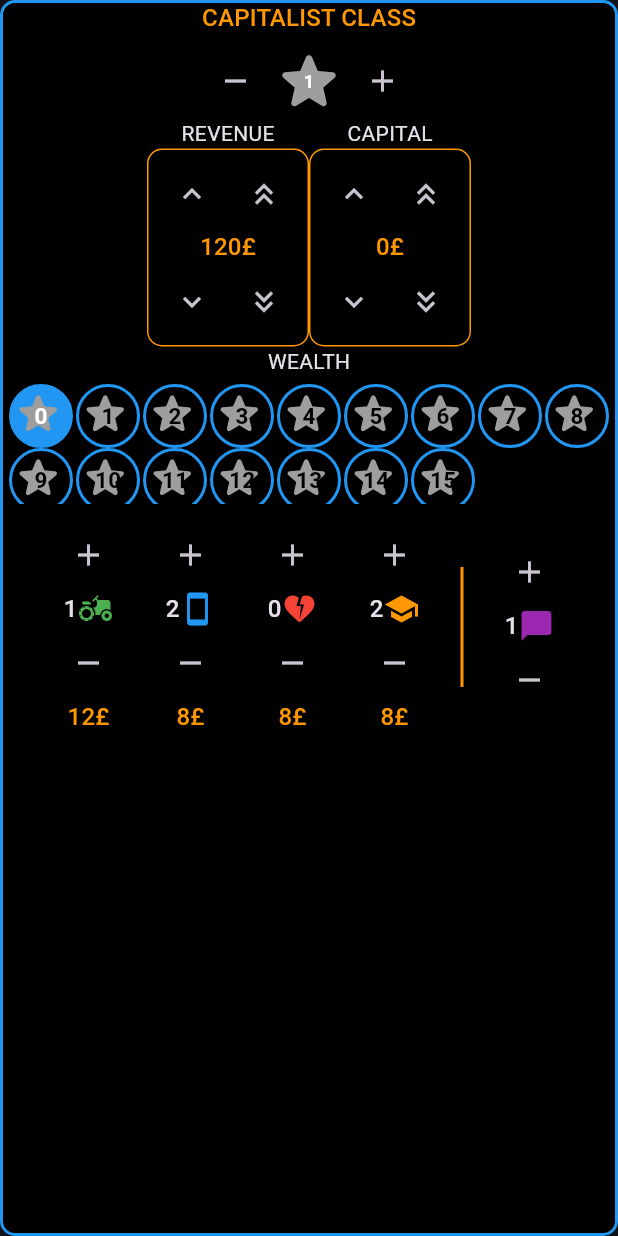
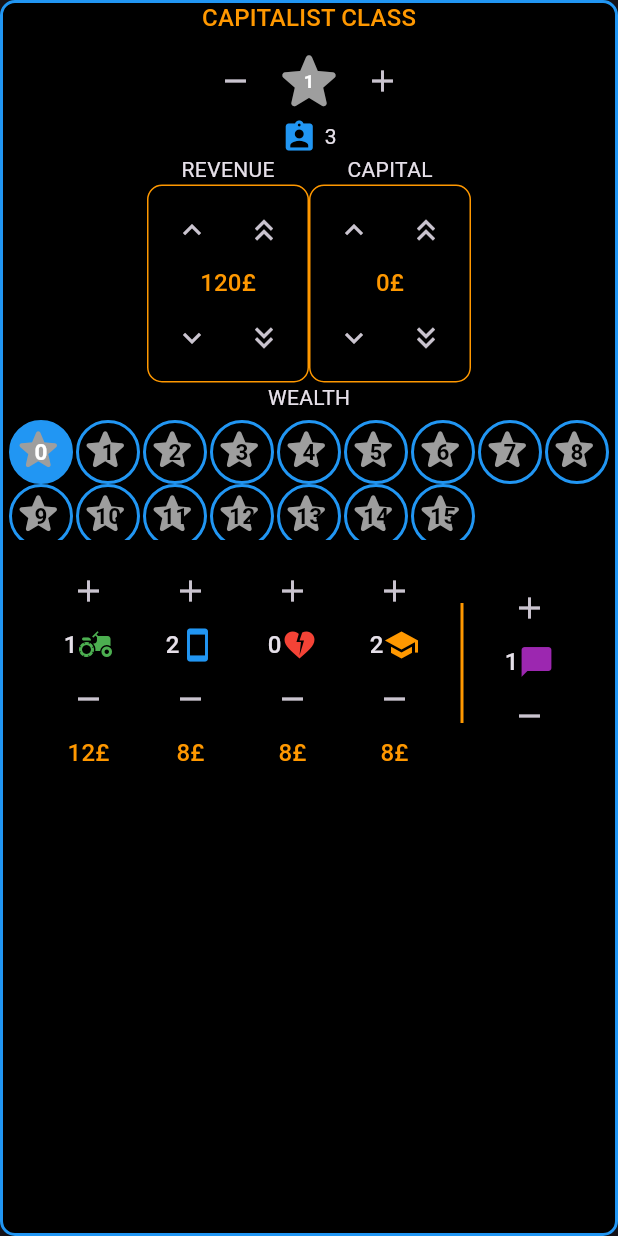
Before and after one commit to dna001/hegemony_automa_helper, a Flutter app: the CapitalistClassBoardWidget widget shown alone on an empty page, opened directly, after a tap on the "add" icon, on a phone screen of 412 x 824 dp. Run offline on Flutter 3.47's test engine with Material 2 defaults, Android fonts, the phone set to English and light mode, and no system bars; our stand-ins replace shared_preferences, sidebarx; accounts and stored records are empty.

Commit message:
Various updates
Added bill markers.
Added round and tax widget.
Added worker count for companies.

```diff
--- a/lib/cc_board_widget.dart
+++ b/lib/cc_board_widget.dart
@@ -44,6 +44,13 @@ class _CapitalistClassBoardState extends State<CapitalistClassBoardWidget> {
                       .copyWith(color: Colors.orange)),
               colDivider,
               VictoryPoints(vpKey: "cc_vp", color: Colors.red),
+              Row(
+                  mainAxisAlignment: MainAxisAlignment.center,
+                  children: <Widget>[
+                    Icon(Icons.assignment_ind, color: Colors.blue),
+                    rowDivider,
+                    Text(boardState.getItem("cc_bill_markers").toString()),
+                  ]),
               Row(
                   mainAxisAlignment: MainAxisAlignment.center,
                   children: <Widget>[
--- a/lib/company_list_widget.dart
+++ b/lib/company_list_widget.dart
@@ -36,11 +36,27 @@ class CompanyListWidget extends StatelessWidget {
         child: Padding(
             padding: const EdgeInsets.fromLTRB(6, 6, 6, 6),
             child: Column(children: <Widget>[
-              Text(title,
-                  style: Theme.of(context)
-                      .textTheme
-                      .titleMedium!
-                      .copyWith(color: Colors.orange)),
+              Row(
+                  mainAxisAlignment: MainAxisAlignment.spaceBetween,
+                  children: <Widget>[
+                    Text(title,
+                        style: Theme.of(context)
+                            .textTheme
+                            .titleMedium!
+                            .copyWith(color: Colors.orange)),
+                    Row(children: <Widget>[
+                      Icon(Icons.person, color: Colors.grey),
+                      Text(boardState
+                          .getNumWorkersInCompanies(
+                              bsKeyBase, cls, ClassName.Worker)
+                          .toString()),
+                      Icon(Icons.engineering, color: Colors.grey),
+                      Text(boardState
+                          .getNumWorkersInCompanies(
+                              bsKeyBase, cls, ClassName.Middle)
+                          .toString()),
+                    ]),
+                  ]),
               colDivider,
               SizedBox(
                 height: 160,
--- a/lib/company_widget.dart
+++ b/lib/company_widget.dart
@@ -104,9 +104,14 @@ class _CompanyWidgetState extends State<CompanyWidget> {
           : (workerType.index >= WorkerType.McUnskilled.index)
               ? Icons.engineering
               : Icons.person;
-      bool isSkilled = (workerType != WorkerType.WcUnskilled &&
+      bool isSkilledSlot = (workerType != WorkerType.WcUnskilled &&
           workerType != WorkerType.McUnskilled &&
           workerType != WorkerType.AnyUnskilled);
+      int worker =
+          boardState.getItem(bsKeySlot + "_worker" + workerSlot.toString());
+      bool isSkilledWorker = (worker != 0 &&
+          worker != WorkerType.WcUnskilled.index &&
+          worker != WorkerType.McUnskilled.index);
       ClassName cls = boardState.getWorkerClass(
           boardState.getItem(bsKeySlot + "_worker" + workerSlot.toString()));
       bool occupied =
@@ -118,11 +123,13 @@ class _CompanyWidgetState extends State<CompanyWidget> {
       workerRowWidgets.add(WorkerWidget(
           info: widget.info,
           workerBaseIconData: baseIcon,
-          iconColor: (isSkilled)
-              ? (widget.info.type == CompanyType.Health)
-                  ? Colors.white
-                  : widget.info.color
-              : Colors.grey,
+          iconColor: (isSkilledWorker)
+              ? _getWorkerColor(worker)
+              : (isSkilledSlot)
+                  ? (widget.info.type == CompanyType.Health)
+                      ? Colors.white
+                      : widget.info.color
+                  : Colors.grey,
           workerIconData: (occupied)
               ? (cls == ClassName.Worker)
                   ? Icons.person
@@ -195,6 +202,26 @@ class _CompanyWidgetState extends State<CompanyWidget> {
       ]),
     );
   }
+
+  Color _getWorkerColor(int workerType) {
+    if (workerType == WorkerType.WcFood.index ||
+        workerType == WorkerType.McFood.index) {
+      return Colors.green;
+    } else if (workerType == WorkerType.WcLuxury.index ||
+        workerType == WorkerType.McLuxury.index) {
+      return Colors.blue;
+    } else if (workerType == WorkerType.WcHealth.index ||
+        workerType == WorkerType.McHealth.index) {
+      return Colors.white;
+    } else if (workerType == WorkerType.WcEducation.index ||
+        workerType == WorkerType.McEducation.index) {
+      return Colors.orange;
+    } else if (workerType == WorkerType.WcMedia.index ||
+        workerType == WorkerType.McMedia.index) {
+      return Colors.purple;
+    }
+    return Colors.black;
+  }
 }
 
 class WorkerWidget extends StatelessWidget {
--- a/lib/data/board_state.dart
+++ b/lib/data/board_state.dart
@@ -29,7 +29,7 @@ enum WorkerType {
   AnyMedia,
 }
 
-enum CompanyType { Food, Luxury, Health, Education, Media }
+enum CompanyType { Food, Luxury, Health, Education, Media, Any }
 
 class BoardState extends ChangeNotifier {
   int saveSlot = 0;
@@ -60,10 +60,17 @@ class BoardState extends ChangeNotifier {
     boardData["policy_ed"] = 2;
     boardData["policy_ft"] = 1;
     boardData["policy_im"] = 1;
+    boardData["policy_fp_bill"] = 0;
+    boardData["policy_lm_bill"] = 0;
+    boardData["policy_tx_bill"] = 0;
+    boardData["policy_hb_bill"] = 0;
+    boardData["policy_ed_bill"] = 0;
+    boardData["policy_ft_bill"] = 0;
+    boardData["policy_im_bill"] = 0;
     boardData["round"] = 1;
-    boardData["tax_multiplier"] = 5;
     // Worker Class variables
     boardData["wc_vp"] = 0;
+    boardData["wc_bill_markers"] = 3;
     boardData["wc_income"] = 30;
     boardData["wc_prosperity"] = 0;
     boardData["wc_food"] = 0;
@@ -75,6 +82,7 @@ class BoardState extends ChangeNotifier {
     boardData["wc_unions"] = 0;
     // Capital Class variables
     boardData["cc_vp"] = 0;
+    boardData["cc_bill_markers"] = 3;
     boardData["cc_revenue"] = 120;
     boardData["cc_capital"] = 0;
     boardData["cc_wealth"] = 0;
@@ -92,6 +100,7 @@ class BoardState extends ChangeNotifier {
         filled: true, cls: ClassName.Worker); // SUPERMARKET
     // Middle Class variables
     boardData["mc_vp"] = 0;
+    boardData["mc_bill_markers"] = 3;
     boardData["mc_income"] = 40;
     boardData["mc_prosperity"] = 0;
     boardData["mc_storage_food"] = 1;
@@ -100,12 +109,13 @@ class BoardState extends ChangeNotifier {
     boardData["mc_storage_education"] = 0;
     boardData["mc_influence"] = 1;
     addCompanyToSlot("mc_company_slot0", 100,
-        filled: true, cls: ClassName.Middle); // DOCTOR'S OFFICE
+        filled: true, cls: ClassName.Middle, slotLimit: 1); // DOCTOR'S OFFICE
     addCompanyToSlot("mc_company_slot1", 101,
-        filled: true, cls: ClassName.Middle); // CONVENIENCE STORE
+        filled: true, cls: ClassName.Middle, slotLimit: 1); // CONVENIENCE STORE
     boardData["mc_workers_unskilled"] = 1;
     // State variables
     boardData["sc_vp"] = 0;
+    boardData["sc_bill_markers"] = 3;
     boardData["sc_treasury"] = 120;
     boardData["sc_storage_health"] = 6;
     boardData["sc_storage_education"] = 6;
@@ -138,13 +148,17 @@ class BoardState extends ChangeNotifier {
   }
 
   void addCompanyToSlot(String keyBase, int id,
-      {bool filled = false, ClassName cls = ClassName.Worker}) {
+      {bool filled = false,
+      ClassName cls = ClassName.Worker,
+      int slotLimit = 3}) {
     boardData[keyBase + "_id"] = id;
     if (filled) {
       CompanyInfo? info = getCompanyInfo(id);
       for (int slot = 0; slot < info!.workerSlots.length; slot++)
+        if (slot < slotLimit) {
           boardData[keyBase + "_worker" + slot.toString()] =
               _companyInfoToWorkerType(cls, info, slot);
+        }
     } else {
       boardData[keyBase + "_worker0"] = 0;
       boardData[keyBase + "_worker1"] = 0;
@@ -308,18 +322,48 @@ class BoardState extends ChangeNotifier {
     return "";
   }
 
+  int getTaxMultiplier() {
+    int taxPolicy = getItem("policy_tx");
+    int taxBase = 1;
+    int wellfareMulti = 0;
+    if (taxPolicy == 0) {
+      taxBase = 3;
+      wellfareMulti = 2;
+    } else if (taxPolicy == 1) {
+      taxBase = 2;
+      wellfareMulti = 1;
+    }
+    int hbPolicy = getItem("policy_hb");
+    int edPolicy = getItem("policy_ed");
+    taxBase += (hbPolicy == 0)
+        ? 2 * wellfareMulti
+        : (hbPolicy == 1)
+            ? 1 * wellfareMulti
+            : 0;
+    taxBase += (edPolicy == 0)
+        ? 2 * wellfareMulti
+        : (edPolicy == 1)
+            ? 1 * wellfareMulti
+            : 0;
+    return taxBase;
+  }
+
   int getNumWorkersInCompanies(
-      String companyKeyBase, ClassName companyClass, ClassName workerClass) {
+      String companyKeyBase, ClassName companyClass, ClassName workerClass,
+      {CompanyType typeFilter = CompanyType.Any}) {
     int numWorkers = 0;
     // Check capitalist company slots
     for (int i = 0; i < getUsedCompanySlots(companyClass); i++) {
       CompanyInfo info =
           getCompanyInfo(getItem(companyKeyBase + i.toString() + "_id"))!;
+      if (typeFilter == CompanyType.Any || typeFilter == info.type) {
         for (int workerSlot = 0;
             workerSlot < info.workerSlots.length;
             workerSlot++) {
-        int workerType = getItem(
-            companyKeyBase + i.toString() + "_worker" + workerSlot.toString());
+          int workerType = getItem(companyKeyBase +
+              i.toString() +
+              "_worker" +
+              workerSlot.toString());
           if ((workerType >= WorkerType.WcUnskilled.index &&
                   workerType <= WorkerType.WcMedia.index &&
                   workerClass == ClassName.Worker) ||
@@ -327,6 +371,7 @@ class BoardState extends ChangeNotifier {
                   workerType <= WorkerType.McMedia.index &&
                   workerClass == ClassName.Middle)) {
             numWorkers++;
+          }
         }
       }
     }
@@ -384,10 +429,79 @@ class BoardState extends ChangeNotifier {
     if (unions & bit == bit) {
       unions &= ~bit;
     } else {
+      int numWorkers = getNumWorkersInCompanies(
+          "cc_company_slot", ClassName.Capitalist, ClassName.Worker,
+          typeFilter: type);
+      numWorkers += getNumWorkersInCompanies(
+          "mc_company_slot", ClassName.Middle, ClassName.Worker,
+          typeFilter: type);
+      numWorkers += getNumWorkersInCompanies(
+          "sc_company_slot", ClassName.State, ClassName.Worker,
+          typeFilter: type);
+      numWorkers += getNumWorkersInCompanies(
+          "wc_company_slot", ClassName.Worker, ClassName.Worker,
+          typeFilter: type);
+      if (numWorkers >= 4) {
         unions |= bit;
+      }
     }
     setItem("wc_unions", unions);
     print("Unions updated: $unions");
+  }
+
+  void togglePolicyBill(String policyKey, int slot) {
+    // policy_x_bill bit mapping:
+    // bits 3..0: A, bits 7..4: B, bits 11..8: C
+    int policyBill = getItem(policyKey + "_bill");
+    int policyBillClass = (policyBill >> (slot * 4)) & 0xf;
+    int newPolicyBillClass = policyBillClass + 1;
+    // Remove old bill marker
+    if (policyBillClass == ClassName.Worker.index) {
+      incDecItem("wc_bill_markers", 1);
+    } else if (policyBillClass == ClassName.Middle.index) {
+      incDecItem("mc_bill_markers", 1);
+    } else if (policyBillClass == ClassName.Capitalist.index) {
+      incDecItem("cc_bill_markers", 1);
+    } else if (policyBillClass == ClassName.State.index) {
+      incDecItem("sc_bill_markers", 1);
+    }
+    while (true) {
+      if (newPolicyBillClass == ClassName.Worker.index) {
+        int billMarkers = getItem("wc_bill_markers");
+        if (billMarkers > 0) {
+          incDecItem("wc_bill_markers", -1);
+          break;
+        }
+      } else if (newPolicyBillClass == ClassName.Middle.index) {
+        int billMarkers = getItem("mc_bill_markers");
+        if (billMarkers > 0) {
+          incDecItem("mc_bill_markers", -1);
+          break;
+        }
+      } else if (newPolicyBillClass == ClassName.Capitalist.index) {
+        int billMarkers = getItem("cc_bill_markers");
+        if (billMarkers > 0) {
+          incDecItem("cc_bill_markers", -1);
+          break;
+        }
+      } else if (newPolicyBillClass == ClassName.State.index) {
+        int billMarkers = getItem("sc_bill_markers");
+        if (billMarkers > 0) {
+          incDecItem("sc_bill_markers", -1);
+          break;
+        }
+      } else if (newPolicyBillClass > ClassName.State.index) {
+        newPolicyBillClass = ClassName.None.index;
+        break;
+      }
+      newPolicyBillClass += 1;
+    }
+    if (policyBillClass != newPolicyBillClass) {
+      policyBill &= ~(0xf << (slot * 4));
+      policyBill |= newPolicyBillClass << (slot * 4);
+      setItem(policyKey + "_bill", policyBill);
+    }
+    print("Policy bill $policyKey, $slot, policyBill: $policyBill");
   }
 
   Future<void> load({int slot = 0}) async {
@@ -1142,7 +1256,7 @@ const List<CompanyInfo> companyCards = <CompanyInfo>[
       0,
       0,
       0,
-      [WorkerType.McUnskilled, WorkerType.McUnskilled, WorkerType.McUnskilled]),
+      [WorkerType.WcUnskilled, WorkerType.WcUnskilled, WorkerType.WcUnskilled]),
 ];
 
 class ExportItem {
--- a/lib/mc_board_widget.dart
+++ b/lib/mc_board_widget.dart
@@ -52,6 +52,10 @@ class _MiddleClassBoardState extends State<MiddleClassBoardWidget> {
                     Icon(Icons.groups, color: Colors.yellow),
                     rowDivider,
                     Text(boardState.getPopulation(ClassName.Middle).toString()),
+                    rowDivider,
+                    Icon(Icons.assignment_ind, color: Colors.yellow),
+                    rowDivider,
+                    Text(boardState.getItem("mc_bill_markers").toString()),
                   ]),
               colDivider,
               Column(children: <Widget>[
--- a/lib/policy_widget.dart
+++ b/lib/policy_widget.dart
@@ -58,6 +58,9 @@ class _PolicyRowState extends State<PolicyRow> {
     BoardState boardState = context.watch<BoardState>();
     const BorderRadius borderRadius = BorderRadius.all(Radius.circular(4.0));
     _selectedSlot = boardState.getItem(widget.info.key);
+    int clsA = boardState.getItem(widget.info.key + "_bill") & 0xf;
+    int clsB = (boardState.getItem(widget.info.key + "_bill") >> 4) & 0xf;
+    int clsC = (boardState.getItem(widget.info.key + "_bill") >> 8) & 0xf;
 
     return Material(
       borderRadius: borderRadius,
@@ -68,6 +71,12 @@ class _PolicyRowState extends State<PolicyRow> {
         Row(children: <Widget>[
           rowDivider,
           Text("A"),
+          (_selectedSlot != 0)
+              ? PolicyBill(
+                  info: widget.info,
+                  cls: clsA,
+                  onTap: () => boardState.togglePolicyBill(widget.info.key, 0))
+              : SizedBox.shrink(),
           Radio<int>(
             fillColor: MaterialStateColor.resolveWith((states) => Colors.black),
             focusColor:
@@ -80,6 +89,12 @@ class _PolicyRowState extends State<PolicyRow> {
           ),
           rowDivider,
           Text("B"),
+          (_selectedSlot != 1)
+              ? PolicyBill(
+                  info: widget.info,
+                  cls: clsB,
+                  onTap: () => boardState.togglePolicyBill(widget.info.key, 1))
+              : SizedBox.shrink(),
           Radio<int>(
             fillColor: MaterialStateColor.resolveWith((states) => Colors.black),
             focusColor:
@@ -92,6 +107,12 @@ class _PolicyRowState extends State<PolicyRow> {
           ),
           rowDivider,
           Text("C"),
+          (_selectedSlot != 2)
+              ? PolicyBill(
+                  info: widget.info,
+                  cls: clsC,
+                  onTap: () => boardState.togglePolicyBill(widget.info.key, 2))
+              : SizedBox.shrink(),
           Radio<int>(
             fillColor: MaterialStateColor.resolveWith((states) => Colors.black),
             focusColor:
@@ -104,6 +125,47 @@ class _PolicyRowState extends State<PolicyRow> {
           ),
         ]),
       ]),
+    );
+  }
+}
+
+class PolicyBill extends StatelessWidget {
+  final PolicyInfo info;
+  final int cls;
+  final VoidCallback onTap;
+
+  const PolicyBill({
+    required this.info,
+    required this.cls,
+    required this.onTap,
+  });
+
+  @override
+  Widget build(BuildContext context) {
+    Color color = (cls == ClassName.Capitalist.index)
+        ? Colors.blue
+        : (cls == ClassName.Middle.index)
+            ? Colors.yellow
+            : (cls == ClassName.State.index)
+                ? Colors.grey
+                : (cls == ClassName.Worker.index)
+                    ? Colors.red
+                    : Colors.white;
+    return InkWell(
+      onTap: onTap,
+      child: Container(
+        width: 20,
+        height: 20,
+        decoration: BoxDecoration(
+          shape: BoxShape.circle,
+          color: color,
+          border: Border.all(
+            color: Colors.white,
+            width: 2,
+          ),
+        ),
+      ),
+      //padding: EdgeInsets.fromLTRB(10, 0, 10, 0),
     );
   }
 }
--- /dev/null
+++ b/lib/round_and_tax_widget.dart
@@ -0,0 +1,37 @@
+// Copyright 2023 Daniel Nygren. All rights reserved.
+// Use of this source code is governed by a BSD-style license that can be
+// found in the LICENSE file.
+
+import 'package:flutter/material.dart';
+import 'package:provider/provider.dart';
+import 'data/board_state.dart';
+
+class RoundAndTaxWidget extends StatelessWidget {
+  const RoundAndTaxWidget({super.key});
+
+  @override
+  Widget build(BuildContext context) {
+    BoardState boardState = context.watch<BoardState>();
+
+    return Material(
+        shape: RoundedRectangleBorder(
+          borderRadius: BorderRadius.circular(10),
+          side: const BorderSide(color: Colors.orange, width: 2),
+        ),
+        color: Colors.black,
+        child: Padding(
+          padding: const EdgeInsets.fromLTRB(10, 10, 10, 10),
+          child: Column(children: <Widget>[
+            Row(
+                mainAxisAlignment: MainAxisAlignment.spaceEvenly,
+                children: <Widget>[
+                  Icon(Icons.update, color: Colors.orange),
+                  Text(boardState.getItem("round").toString()),
+                  SizedBox(width: 10),
+                  Icon(Icons.payments, color: Colors.orange),
+                  Text(boardState.getTaxMultiplier().toString()),
+                ]),
+          ]),
+        ));
+  }
+}
--- a/lib/wc_board_widget.dart
+++ b/lib/wc_board_widget.dart
@@ -53,6 +53,10 @@ class _WorkerClassBoardState extends State<WorkerClassBoardWidget> {
                     Icon(Icons.groups, color: Colors.red),
                     rowDivider,
                     Text(boardState.getPopulation(ClassName.Worker).toString()),
+                    rowDivider,
+                    Icon(Icons.assignment_ind, color: Colors.red),
+                    rowDivider,
+                    Text(boardState.getItem("wc_bill_markers").toString()),
                   ]),
               colDivider,
               Column(children: <Widget>[
@@ -144,7 +148,7 @@ class _WorkerClassBoardState extends State<WorkerClassBoardWidget> {
                     rowDivider,
                     UnionWidget(
                         icon: Icons.heart_broken,
-                        color: Colors.red,
+                        color: Colors.white,
                         active: boardState.getUnionState(CompanyType.Health),
                         onTap: () =>
                             boardState.toggleUnion(CompanyType.Health)),
```
Also changed, not shown: lib/screens/overview_screen.dart (+15 -0 lines). Lines whose indentation alone changed are shown as unchanged.
